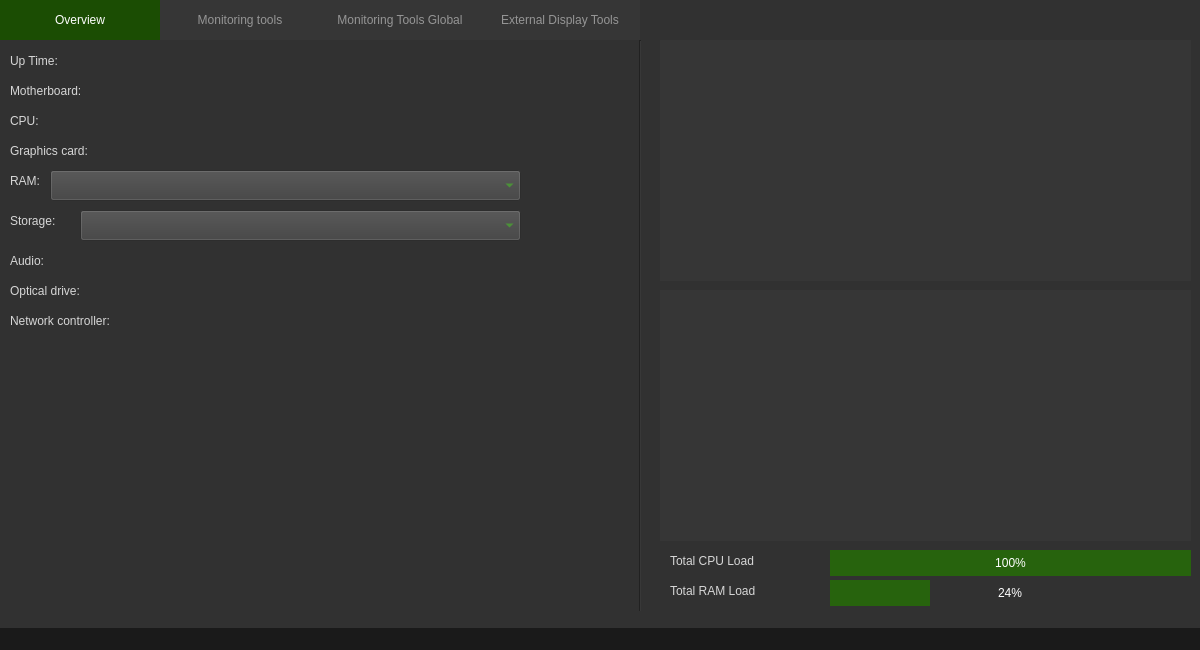
Before: the Qt Designer form mainwindow.ui in Aidan2803/System-Monitor, drawn with Qt 5.
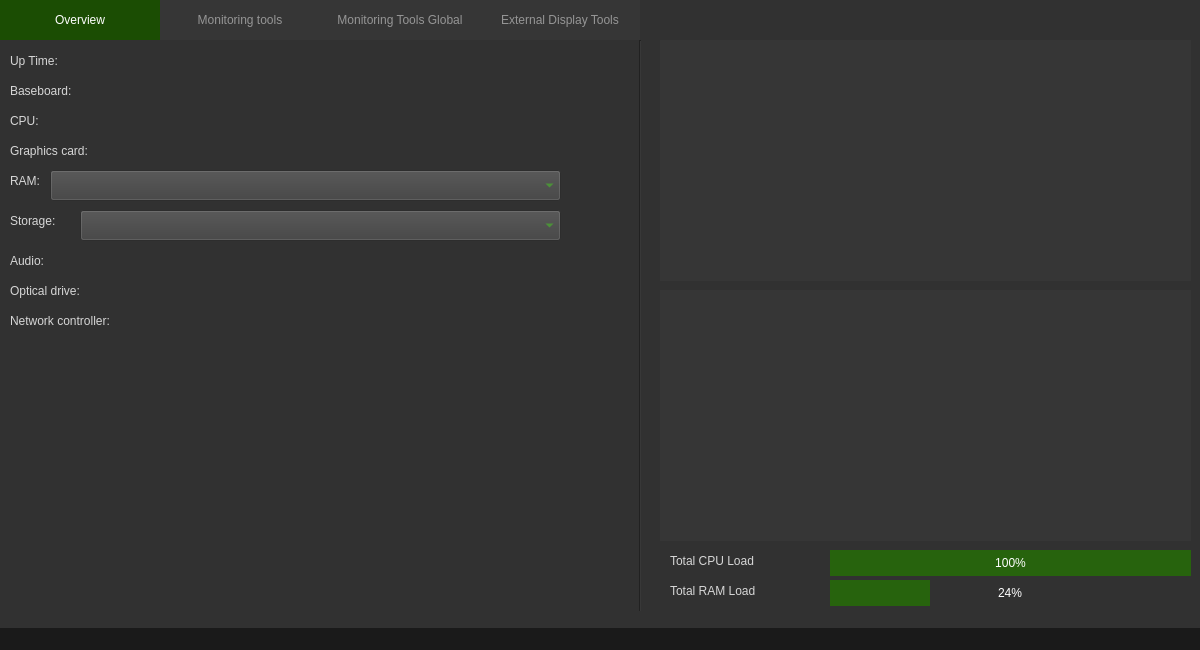
After: the same form once the commit is applied. Icons and pictures are not drawn.

Commit message: get and show baseboard info

The edit to the form file:
```diff
--- a/mainwindow.ui
+++ b/mainwindow.ui
@@ -143,7 +143,7 @@
 font: 14pt &quot;ГОСТ тип А&quot;;</string>
       </property>
       <property name="text">
-       <string>Motherboard:</string>
+       <string>Baseboard:</string>
       </property>
      </widget>
      <widget class="QLabel" name="cpuNameTempLabel">
@@ -334,7 +334,7 @@
        <rect>
         <x>50</x>
         <y>130</y>
-        <width>471</width>
+        <width>511</width>
         <height>31</height>
        </rect>
       </property>
@@ -433,7 +433,7 @@
        <rect>
         <x>80</x>
         <y>170</y>
-        <width>441</width>
+        <width>481</width>
         <height>31</height>
        </rect>
       </property>
```
The commit also changes 3 other files.
